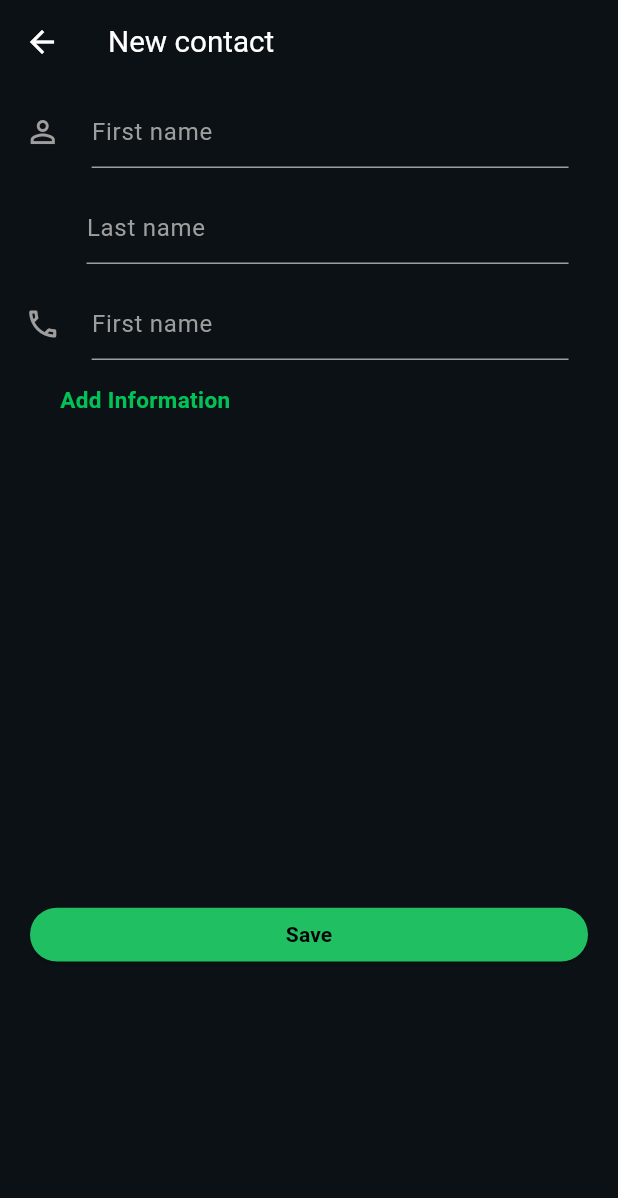
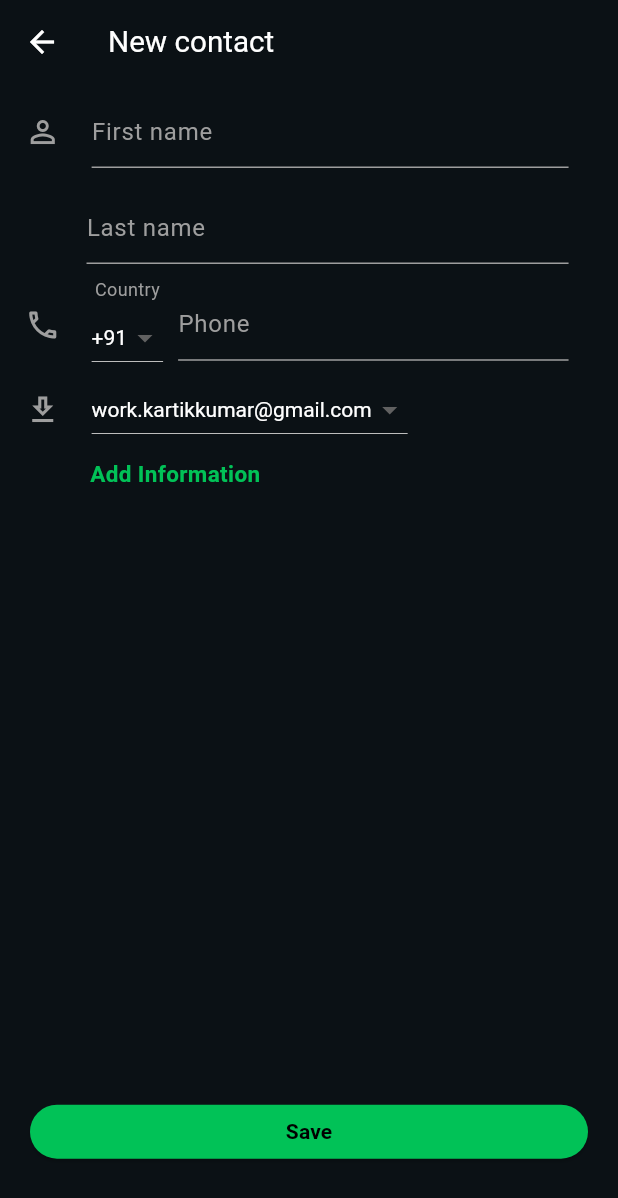
Before and after one commit to kartikkumarofficial/Whatsapp-Clone-Flutter, a Flutter app: the NewContactPage screen opened directly, on a phone screen of 412 x 824 dp. Shown: the top 1198 px of the screen. Run offline on Flutter 3.47's test engine with Material 3 defaults, Android fonts, the light colour scheme and no system bars; our stand-ins replace badges, font_awesome_flutter, get, image_picker.

Commit message:
new contact page

```diff
--- a/lib/pages/NewContact.dart
+++ b/lib/pages/NewContact.dart
@@ -83,7 +83,68 @@ class _NewContactPageState extends State  <NewContactPage> {
                     padding:  EdgeInsets.only(left: Get.height*0.02,right: Get.height*0.025),
                     child: Icon(Icons.phone_outlined,color: Colors.grey,size: 24,),
                   ),
-                  Expanded(child: buildInputField('First name', firstnamecontroller)),
+                  Padding(
+                    padding:  EdgeInsets.only(right: 10,),
+                    child: Column(
+                      children: [
+                        Text('Country',style: TextStyle(color: Colors.grey,fontSize: 12),textAlign: TextAlign.left,),
+                        DropdownButton<String>(
+                          value: selectedCountry,
+                          dropdownColor: Color.fromARGB(255, 11, 17, 21),
+                          style: TextStyle(color: Colors.white),
+                          items: ["+91", "+1", "+44", "+61", "+81"]
+                              .map((String value) => DropdownMenuItem<String>(
+                            value: value,
+                            child: Text(value),
+                          ))
+                              .toList(),
+                          onChanged: (newValue) {
+                            setState(() {
+                              selectedCountry = newValue!;
+                            });
+                          },
+                        ),
+                      ],
+                    ),
+                  ),
+                  Expanded(child: buildInputField('Phone', phonecontroller)),
+
+                ],
+              ),
+            ),
+            Padding(
+              padding:  EdgeInsets.only(right: Get.height*0.04),
+              child: Row(
+                children: [
+                  Padding(
+                    padding:  EdgeInsets.only(left: Get.height*0.02,right: Get.height*0.025),
+                    child: Icon(Icons.download_outlined,color: Colors.grey,size: 24,),
+                  ),
+                  Padding(
+                    padding:  EdgeInsets.only(right: 10,),
+                    child: Column(
+                      children: [
+                        // Text('Save to',style: TextStyle(color: Colors.grey,fontSize: 12),textAlign: TextAlign.left,),
+                        DropdownButton<String>(
+                          value: selectedAccount,
+                          dropdownColor: Color.fromARGB(255, 11, 17, 21),
+                          style: TextStyle(color: Colors.white),
+                          items: ["work.kartikkumar@gmail.com","Other account"]
+                              .map((String value) => DropdownMenuItem<String>(
+                            value: value,
+                            child: Text(value),
+                          ))
+                              .toList(),
+                          onChanged: (newValue) {
+                            setState(() {
+                              selectedAccount = newValue!;
+                            });
+                          },
+                        ),
+                      ],
+                    ),
+                  ),
+
 
                 ],
               ),
@@ -91,16 +152,18 @@ class _NewContactPageState extends State  <NewContactPage> {
 
 
 
+
+
             Row(
               children: [
                 Padding(
-                  padding: const EdgeInsets.only(left: 40.0,top: 8),
+                  padding: const EdgeInsets.only(left: 60,top: 8),
                   child: Text('Add Information  ',style: TextStyle(color: Color.fromRGBO(1,194,87,1.0),fontSize:15,fontWeight: FontWeight.bold ),),
                 ),
               ],
             ),
             Padding(
-              padding:  EdgeInsets.only(top: Get.height*0.38),
+              padding:  EdgeInsets.only(top: Get.height*0.48),
               child: Row(
 
                 children: [
@@ -122,7 +185,7 @@ class _NewContactPageState extends State  <NewContactPage> {
                           width: 300,
                           child: ElevatedButton(
                             style: ElevatedButton.styleFrom(
-                              backgroundColor: Color.fromRGBO(32,192,98,1.0),
+                              backgroundColor:Color.fromRGBO(1,194,87,1.0),
                             ),
                             onPressed: () {
                               Get.back();
--- a/lib/pages/selectcontactspage.dart
+++ b/lib/pages/selectcontactspage.dart
@@ -1,6 +1,7 @@
 import 'package:flutter/material.dart';
 import 'package:get/get.dart';
 import 'package:whatsappclone/pages/DrawerScreens/newgroup.dart';
+import 'package:whatsappclone/pages/NewCommunity.dart';
 import 'package:whatsappclone/pages/NewCommunityIntro.dart';
 import 'package:whatsappclone/pages/NewContact.dart';
 
@@ -230,7 +231,7 @@ class _SelectContactsPageState extends State<SelectContactsPage> {
                     ),
                   ),
                   onTap: (){
-                    Get.to(NewCommunityIntroPage());
+                    Get.to(NewCommunityPage());
                   },
                 ),
                 ListTile(
```
Also changed, not shown: lib/pages/NewCommunity.dart (added, +145 -0 lines).
